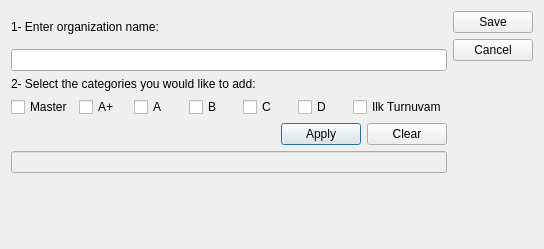
Before: the Qt Designer form src/app/AddEditOrganizationDialog.ui in KadirEmreAVCI/MasterTennisApp, drawn with Qt 5.
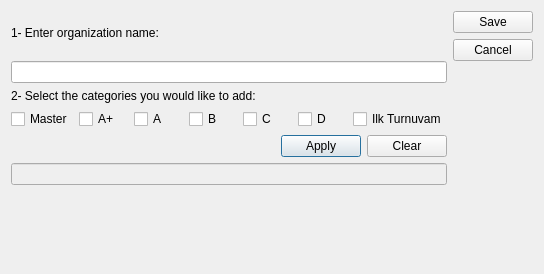
After: the same form once the commit is applied. Custom widgets are drawn as their Qt base class.

The edit to the form file:
```diff
--- a/src/app/AddEditOrganizationDialog.ui
+++ b/src/app/AddEditOrganizationDialog.ui
@@ -7,7 +7,7 @@
     <x>0</x>
     <y>0</y>
     <width>544</width>
-    <height>249</height>
+    <height>274</height>
    </rect>
   </property>
   <property name="windowTitle">
```
